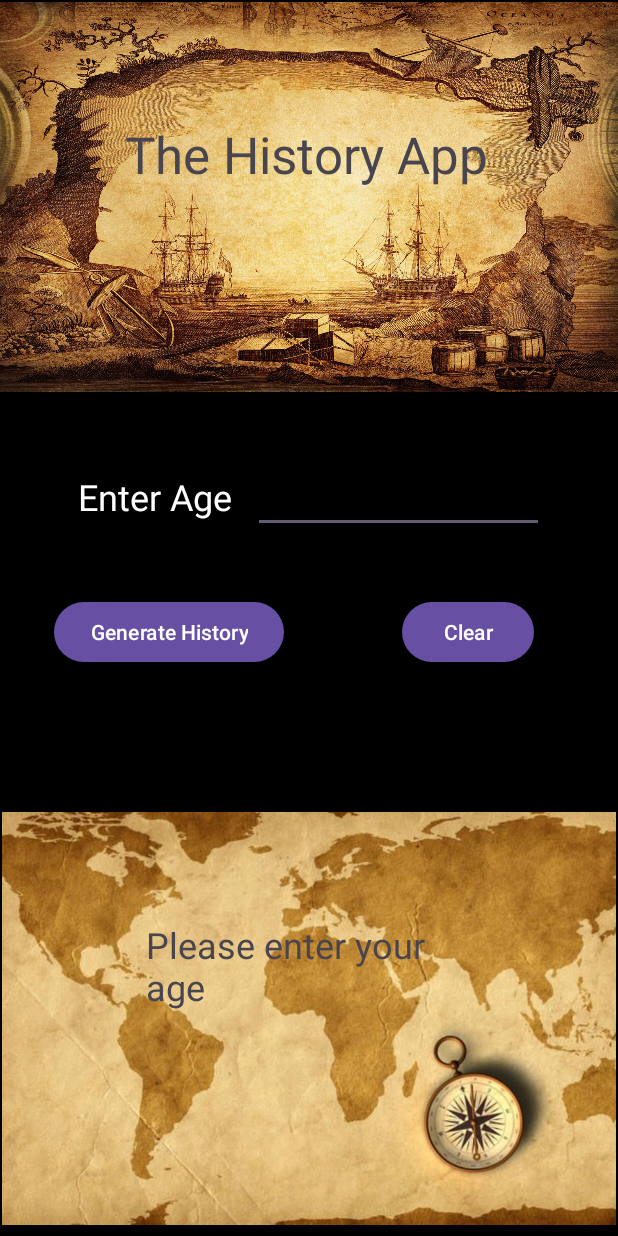
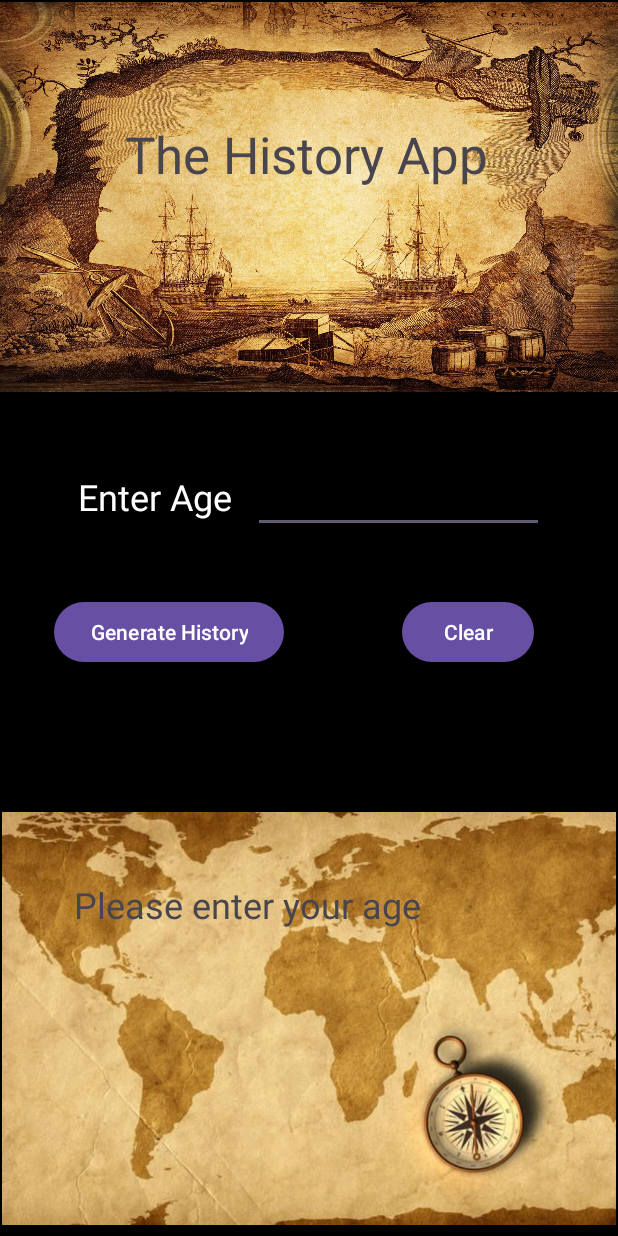
Before and after one commit to ST10436160/MyHistoryApp, an Android app: the screen it shows after launch (MainActivity), after a tap on "Generate History", on a phone screen of 412 x 824 dp. Run offline under Robolectric (Android 15) with nearby library versions, the phone set to English and light mode, and no system bars.

Commit message:
finished project

```diff
--- a/app/src/main/java/za/ac/iie/myapplication/MainActivity.kt
+++ b/app/src/main/java/za/ac/iie/myapplication/MainActivity.kt
@@ -9,14 +9,14 @@ import androidx.appcompat.app.AppCompatActivity
 class MainActivity : AppCompatActivity() {
 
     private val historicFigures = mapOf(
-        0..20 to "No historic figures for this age group",
-        21..30 to "Napoleon Bonaparte",
-        31..40 to "Abraham Lincoln",
-        41..50 to "Albert Einstein",
-        51..60 to "Winston Churchill",
-        61..70 to "Nelson Mandela",
-        71..80 to "Queen Elizabeth II",
-        81..Int.MAX_VALUE to "No historic figures for this age group"
+        0..20 to Pair("Blaise Pascal", "developed a calculator at 19"),
+        21..30 to Pair("William Pitt the Younger", " became prime minister of England at 24"),
+        31..40 to Pair("Alexander the great", "Created an empire and died at 32"),
+        41..50 to Pair("Henry Ford", "Invented the assembly line when he was 50"),
+        51..60 to Pair("Adolf Hitler", "Died at the age of 56"),
+        61..70 to Pair("George Washington", "Died at the age of 67"),
+        71..80 to Pair("Albert Einstein", "Died at the age of 76"),
+        81..Int.MAX_VALUE to Pair("No historic figures for this age group", "")
     )
 
     override fun onCreate(savedInstanceState: Bundle?) {
@@ -24,6 +24,7 @@ class MainActivity : AppCompatActivity() {
         setContentView(R.layout.activity_main)
 
         val generateHistoryButton = findViewById<Button>(R.id.generateHistoryButton)
+        val clearButton = findViewById<Button>(R.id.clearButton)
         val infoTextView = findViewById<TextView>(R.id.infoTextView)
         val ageEditText = findViewById<EditText>(R.id.ageEditText)
 
@@ -31,18 +32,28 @@ class MainActivity : AppCompatActivity() {
             val ageText = ageEditText.text.toString()
             if (ageText.isNotEmpty()) {
                 val age = ageText.toInt()
-                val historicFigure = findHistoricFigure(age)
-                infoTextView.text = historicFigure
+                val historicFigureInfo = findHistoricFigure(age)
+                infoTextView.text = historicFigureInfo
             } else {
                 infoTextView.text = "Please enter your age"
             }
         }
+
+        clearButton.setOnClickListener {
+            infoTextView.text = "" // Clear info text
+            ageEditText.text.clear() // Clear age input
+        }
     }
 
     private fun findHistoricFigure(age: Int): String {
-        for ((ageRange, figure) in historicFigures) {
+        for ((ageRange, figureInfo) in historicFigures) {
             if (age in ageRange) {
-                return figure
+                val (historicFigure, deathInfo) = figureInfo
+                return if (deathInfo.isNotEmpty()) {
+                    "$historicFigure: $deathInfo"
+                } else {
+                    "$historicFigure"
+                }
             }
         }
         return "No historic figure found for this age"
--- a/app/src/main/res/layout/activity_main.xml
+++ b/app/src/main/res/layout/activity_main.xml
@@ -81,8 +81,8 @@
 
     <TextView
         android:id="@+id/infoTextView"
-        android:layout_width="217dp"
-        android:layout_height="131dp"
+        android:layout_width="314dp"
+        android:layout_height="185dp"
         android:textSize="24sp"
         app:layout_constraintBottom_toBottomOf="parent"
         app:layout_constraintEnd_toEndOf="parent"
```
